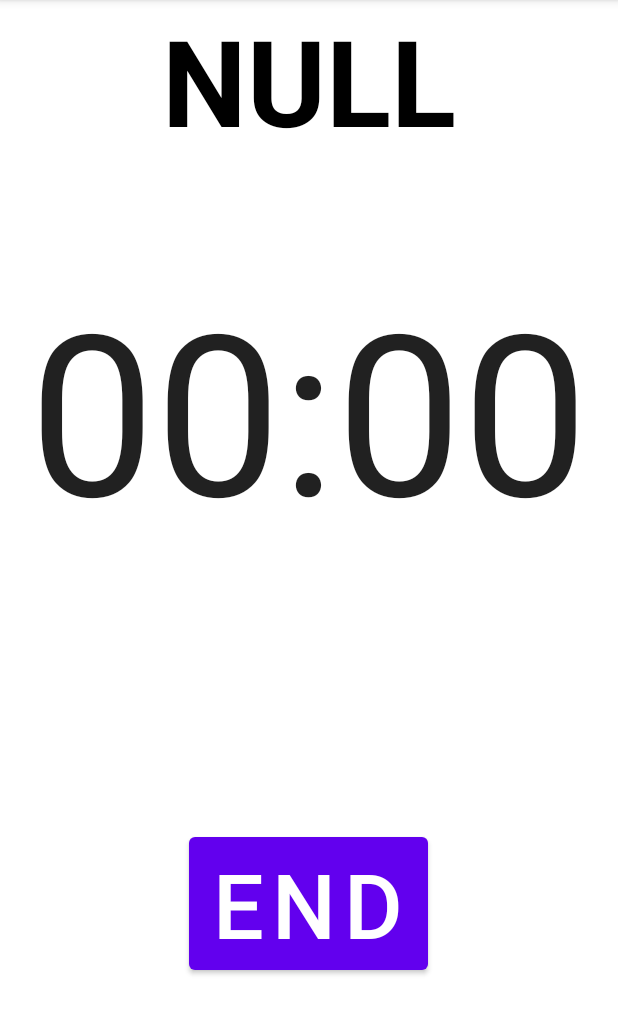
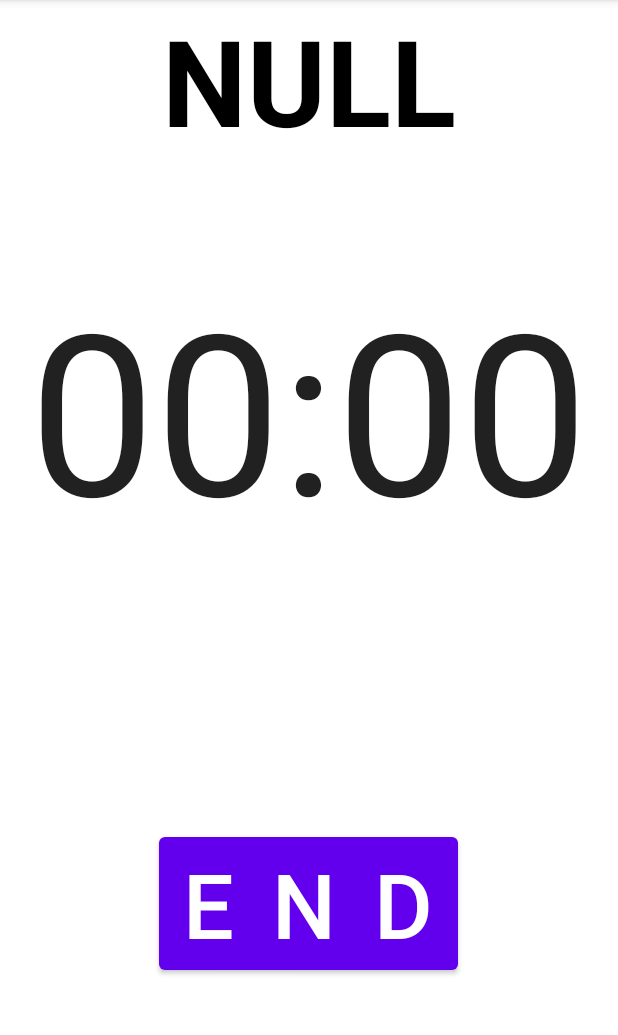
Before and after one commit to ldj526/BilliardClient, an Android app: the screen it shows after launch (MainActivity), after a tap on "START", on a phone screen of 412 x 824 dp, the part 84-1119 px from its top. Run offline under Robolectric (Android 15) with nearby library versions, the phone set to English and light mode, and no system bars.

Commit message:
refactor: Text 수정

```diff
--- a/app/src/main/java/com/example/billiardclient/MainActivity.kt
+++ b/app/src/main/java/com/example/billiardclient/MainActivity.kt
@@ -35,6 +35,7 @@ class MainActivity : AppCompatActivity() {
             true
         }
 
+        // start 버튼 클릭 시 실행 여부에 따른 start stop 실행
         binding.startBtn.setOnClickListener {
             isRunning = !isRunning
             if (isRunning) start() else stop()
@@ -42,7 +43,7 @@ class MainActivity : AppCompatActivity() {
     }
 
     private fun start() {
-        binding.startBtn.text = "END"
+        binding.startBtn.text = "E N D"
         timerTask =
             timer(period = 60000) { //반복주기는 peroid 프로퍼티로 설정, 단위는 1000분의 1초 (period = 1000, 1초)
                 val hour = time / 60 // 나눗셈의 몫 (시간 부분)
@@ -65,7 +66,7 @@ class MainActivity : AppCompatActivity() {
         isRunning = false // 현재 진행중인지 판별하기 위한 Boolean변수 false 세팅
         binding.hourText.text = "00" // 시간(시간) 초기화
         binding.minuteText.text = "00" // 시간(분) 초기화
-        binding.startBtn.text = "시작"
+        binding.startBtn.text = "START"
     }
 
     override fun onDestroy() {
```
